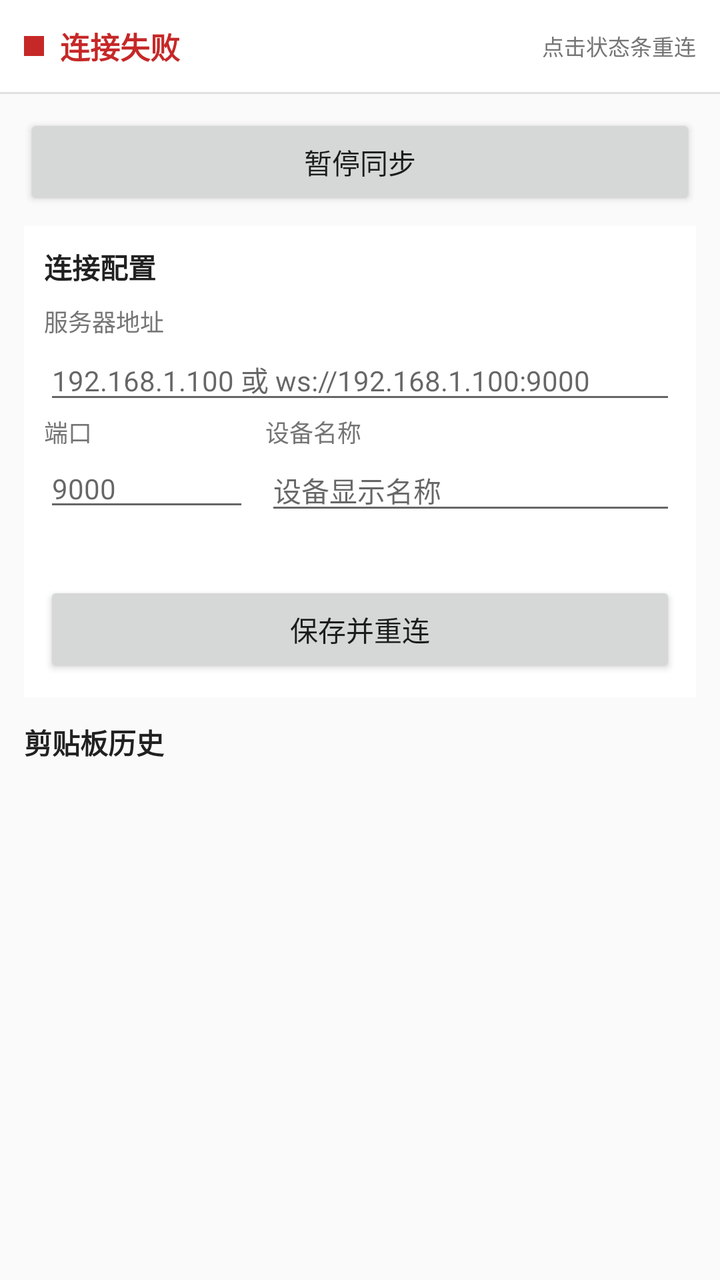
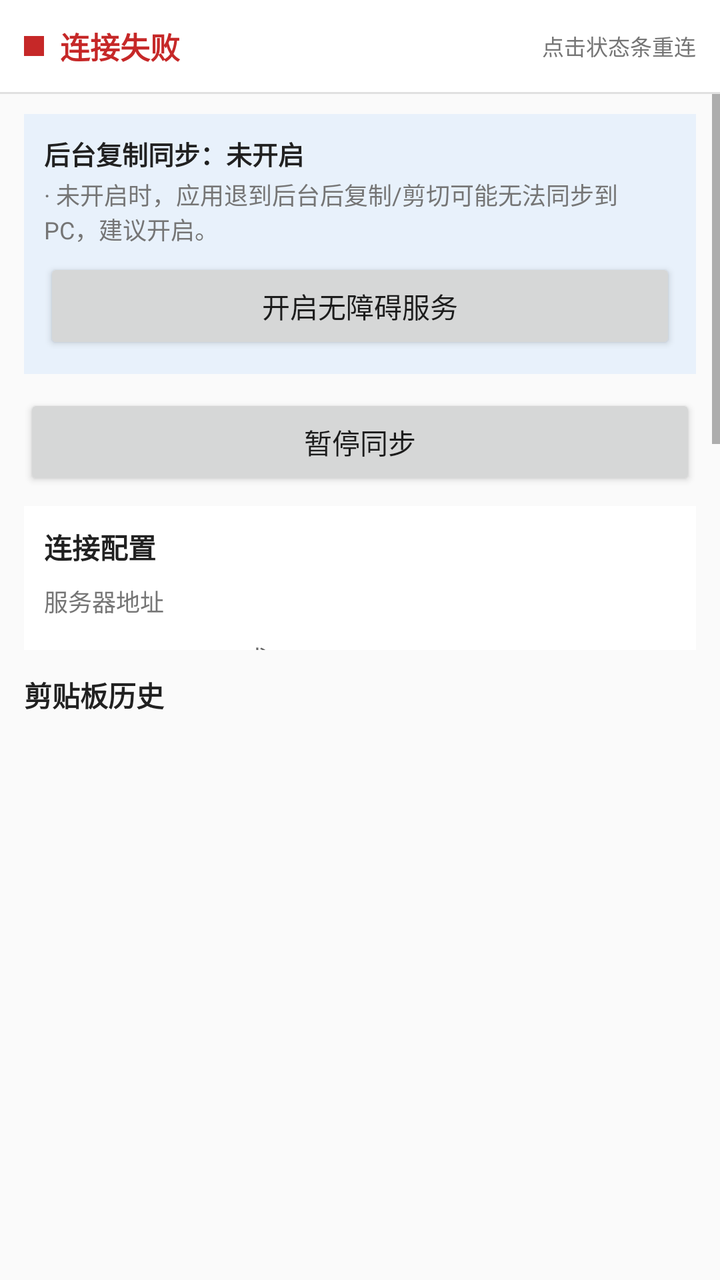

An Android layout rendered at two revisions. The XML below is the earlier revision; the diff shows what the commit changed to produce the second picture.
<!-- AndroidManifest.xml: application theme android:Theme.Material.Light -->
<!-- res/layout/activity_main.xml -->
<?xml version="1.0" encoding="utf-8"?>
<LinearLayout xmlns:android="http://schemas.android.com/apk/res/android"
    android:layout_width="match_parent"
    android:layout_height="match_parent"
    android:background="@color/window_background"
    android:orientation="vertical">

    
    <LinearLayout
        android:id="@+id/bar_status"
        android:layout_width="match_parent"
        android:layout_height="wrap_content"
        android:background="@android:color/white"
        android:clickable="true"
        android:focusable="true"
        android:gravity="center_vertical"
        android:orientation="horizontal"
        android:padding="12dp">

        <View
            android:id="@+id/view_status_dot"
            android:layout_width="10dp"
            android:layout_height="10dp"
            android:background="@color/status_disconnected" />

        <TextView
            android:id="@+id/tv_status_text"
            android:layout_width="wrap_content"
            android:layout_height="wrap_content"
            android:layout_marginStart="8dp"
            android:text="@string/status_disconnected"
            android:textColor="@color/status_disconnected"
            android:textSize="15sp"
            android:textStyle="bold" />

        <TextView
            android:id="@+id/tv_status_server"
            android:layout_width="0dp"
            android:layout_height="wrap_content"
            android:layout_marginStart="12dp"
            android:layout_weight="1"
            android:ellipsize="end"
            android:gravity="end"
            android:singleLine="true"
            android:textColor="@color/text_secondary"
            android:textSize="13sp" />

        <TextView
            android:id="@+id/tv_status_hint"
            android:layout_width="wrap_content"
            android:layout_height="wrap_content"
            android:layout_marginStart="8dp"
            android:text="@string/status_reconnect_hint"
            android:textColor="@color/text_secondary"
            android:textSize="11sp" />
    </LinearLayout>

    <View
        android:layout_width="match_parent"
        android:layout_height="1dp"
        android:background="@color/divider" />

    
    <LinearLayout
        android:id="@+id/box_self_check"
        android:layout_width="match_parent"
        android:layout_height="wrap_content"
        android:layout_marginStart="12dp"
        android:layout_marginTop="10dp"
        android:layout_marginEnd="12dp"
        android:background="@color/warn_background"
        android:orientation="vertical"
        android:padding="10dp"
        android:visibility="gone">

        <TextView
            android:id="@+id/tv_self_check"
            android:layout_width="match_parent"
            android:layout_height="wrap_content"
            android:textColor="@color/text_primary"
            android:textSize="12sp" />

        <Button
            android:id="@+id/btn_battery_whitelist"
            android:layout_width="match_parent"
            android:layout_height="wrap_content"
            android:layout_marginTop="6dp"
            android:text="@string/btn_battery_whitelist" />

        <Button
            android:id="@+id/btn_autostart_settings"
            android:layout_width="match_parent"
            android:layout_height="wrap_content"
            android:text="@string/btn_autostart_settings" />

        <Button
            android:id="@+id/btn_freeze_settings"
            android:layout_width="match_parent"
            android:layout_height="wrap_content"
            android:text="@string/btn_freeze_settings" />
    </LinearLayout>

    
    <Button
        android:id="@+id/btn_pause"
        android:layout_width="match_parent"
        android:layout_height="wrap_content"
        android:layout_marginStart="12dp"
        android:layout_marginTop="10dp"
        android:layout_marginEnd="12dp"
        android:text="@string/btn_pause_sync" />

    
    <LinearLayout
        android:layout_width="match_parent"
        android:layout_height="wrap_content"
        android:layout_marginStart="12dp"
        android:layout_marginTop="8dp"
        android:layout_marginEnd="12dp"
        android:background="@android:color/white"
        android:orientation="vertical"
        android:padding="10dp">

        <TextView
            android:layout_width="wrap_content"
            android:layout_height="wrap_content"
            android:text="@string/config_title"
            android:textColor="@color/text_primary"
            android:textSize="14sp"
            android:textStyle="bold" />

        <TextView
            android:layout_width="wrap_content"
            android:layout_height="wrap_content"
            android:layout_marginTop="8dp"
            android:text="@string/label_server_address"
            android:textColor="@color/text_secondary"
            android:textSize="12sp" />

        <EditText
            android:id="@+id/et_server_address"
            android:layout_width="match_parent"
            android:layout_height="wrap_content"
            android:hint="@string/hint_server_address"
            android:importantForAutofill="no"
            android:inputType="textUri"
            android:maxLines="1"
            android:textSize="14sp" />

        <LinearLayout
            android:layout_width="match_parent"
            android:layout_height="wrap_content"
            android:orientation="horizontal">

            <LinearLayout
                android:layout_width="0dp"
                android:layout_height="wrap_content"
                android:layout_weight="1"
                android:orientation="vertical">

                <TextView
                    android:layout_width="wrap_content"
                    android:layout_height="wrap_content"
                    android:text="@string/label_port"
                    android:textColor="@color/text_secondary"
                    android:textSize="12sp" />

                <EditText
                    android:id="@+id/et_port"
                    android:layout_width="match_parent"
                    android:layout_height="wrap_content"
                    android:hint="@string/hint_port"
                    android:importantForAutofill="no"
                    android:inputType="number"
                    android:maxLines="1"
                    android:textSize="14sp" />
            </LinearLayout>

            <LinearLayout
                android:layout_width="0dp"
                android:layout_height="wrap_content"
                android:layout_marginStart="8dp"
                android:layout_weight="2"
                android:orientation="vertical">

                <TextView
                    android:layout_width="wrap_content"
                    android:layout_height="wrap_content"
                    android:text="@string/label_device_name"
                    android:textColor="@color/text_secondary"
                    android:textSize="12sp" />

                <EditText
                    android:id="@+id/et_device_name"
                    android:layout_width="match_parent"
                    android:layout_height="wrap_content"
                    android:hint="@string/hint_device_name"
                    android:importantForAutofill="no"
                    android:inputType="text"
                    android:maxLines="1"
                    android:textSize="14sp" />
            </LinearLayout>
        </LinearLayout>

        <TextView
            android:id="@+id/tv_device_id"
            android:layout_width="wrap_content"
            android:layout_height="wrap_content"
            android:layout_marginTop="6dp"
            android:textColor="@color/text_secondary"
            android:textSize="12sp" />

        <Button
            android:id="@+id/btn_save_config"
            android:layout_width="match_parent"
            android:layout_height="wrap_content"
            android:layout_marginTop="6dp"
            android:text="@string/btn_save_config" />
    </LinearLayout>

    
    <TextView
        android:id="@+id/tv_history_title"
        android:layout_width="match_parent"
        android:layout_height="wrap_content"
        android:layout_marginStart="12dp"
        android:layout_marginTop="12dp"
        android:layout_marginEnd="12dp"
        android:text="@string/history_title"
        android:textColor="@color/text_primary"
        android:textSize="14sp"
        android:textStyle="bold" />

    
    <FrameLayout
        android:layout_width="match_parent"
        android:layout_height="0dp"
        android:layout_marginTop="4dp"
        android:layout_weight="1">

        <androidx.recyclerview.widget.RecyclerView
            android:id="@+id/rv_history"
            android:layout_width="match_parent"
            android:layout_height="match_parent"
            android:clipToPadding="false"
            android:paddingStart="12dp"
            android:paddingEnd="12dp"
            android:paddingBottom="12dp" />

        <TextView
            android:id="@+id/tv_empty"
            android:layout_width="wrap_content"
            android:layout_height="wrap_content"
            android:layout_gravity="center"
            android:gravity="center"
            android:text="@string/history_empty"
            android:textColor="@color/text_secondary"
            android:textSize="14sp"
            android:visibility="gone" />
    </FrameLayout>

</LinearLayout>
<!-- resources referenced by this layout -->
<resources>
  <color name="divider">#E0E0E0</color>
  <color name="status_disconnected">#C62828</color>
  <color name="text_primary">#212121</color>
  <color name="text_secondary">#757575</color>
  <color name="warn_background">#FFF8E1</color>
  <color name="window_background">#FAFAFA</color>
  <string name="btn_autostart_settings">打开自启动管理</string>
  <string name="btn_battery_whitelist">加入电池优化白名单</string>
  <string name="btn_freeze_settings">打开应用速冻/省电设置</string>
  <string name="btn_pause_sync">暂停同步</string>
  <string name="btn_save_config">保存并重连</string>
  <string name="config_title">连接配置</string>
  <string name="hint_device_name">设备显示名称</string>
  <string name="hint_port">9000</string>
  <string name="hint_server_address">192.168.1.100 或 ws://192.168.1.100:9000</string>
  <string name="history_empty">暂无剪贴板历史\n复制一段文本后将显示在这里</string>
  <string name="history_title">剪贴板历史</string>
  <string name="label_device_name">设备名称</string>
  <string name="label_port">端口</string>
  <string name="label_server_address">服务器地址</string>
  <string name="status_disconnected">连接失败</string>
  <string name="status_reconnect_hint">点击状态条重连</string>
</resources>

<!-- the commit's change to res/layout/activity_main.xml (unified diff, before → after) -->
@@ -61,6 +61,56 @@
         android:background="@color/divider" />
 
     
+    <ScrollView
+        android:layout_width="match_parent"
+        android:layout_height="0dp"
+        android:layout_weight="1"
+        android:fillViewport="true">
+
+        <LinearLayout
+            android:layout_width="match_parent"
+            android:layout_height="wrap_content"
+            android:orientation="vertical">
+
+            
+            <LinearLayout
+                android:id="@+id/box_accessibility"
+                android:layout_width="match_parent"
+                android:layout_height="wrap_content"
+                android:layout_marginStart="12dp"
+                android:layout_marginTop="10dp"
+                android:layout_marginEnd="12dp"
+                android:background="@color/info_background"
+                android:orientation="vertical"
+                android:padding="10dp">
+
+                <TextView
+                    android:id="@+id/tv_accessibility_status"
+                    android:layout_width="match_parent"
+                    android:layout_height="wrap_content"
+                    android:text="@string/accessibility_status_off"
+                    android:textColor="@color/text_primary"
+                    android:textSize="13sp"
+                    android:textStyle="bold" />
+
+                <TextView
+                    android:id="@+id/tv_accessibility_hint"
+                    android:layout_width="match_parent"
+                    android:layout_height="wrap_content"
+                    android:layout_marginTop="2dp"
+                    android:text="@string/accessibility_hint_off"
+                    android:textColor="@color/text_secondary"
+                    android:textSize="12sp" />
+
+                <Button
+                    android:id="@+id/btn_accessibility_settings"
+                    android:layout_width="match_parent"
+                    android:layout_height="wrap_content"
+                    android:layout_marginTop="6dp"
+                    android:text="@string/btn_accessibility_settings_off" />
+            </LinearLayout>
+
+            
     <LinearLayout
         android:id="@+id/box_self_check"
         android:layout_width="match_parent"
@@ -218,6 +268,9 @@
             android:text="@string/btn_save_config" />
     </LinearLayout>
 
+        </LinearLayout>
+    </ScrollView>
+
     
     <TextView
         android:id="@+id/tv_history_title"
<!-- resource entries referenced after the edit -->
@@ -1,11 +1,15 @@
 <!-- resources referenced by this layout -->
 <resources>
   <color name="divider">#E0E0E0</color>
+  <color name="info_background">#E8F1FB</color>
   <color name="status_disconnected">#C62828</color>
   <color name="text_primary">#212121</color>
   <color name="text_secondary">#757575</color>
   <color name="warn_background">#FFF8E1</color>
   <color name="window_background">#FAFAFA</color>
+  <string name="accessibility_hint_off">· 未开启时，应用退到后台后复制/剪切可能无法同步到 PC，建议开启。</string>
+  <string name="accessibility_status_off">后台复制同步：未开启</string>
+  <string name="btn_accessibility_settings_off">开启无障碍服务</string>
   <string name="btn_autostart_settings">打开自启动管理</string>
   <string name="btn_battery_whitelist">加入电池优化白名单</string>
   <string name="btn_freeze_settings">打开应用速冻/省电设置</string>
